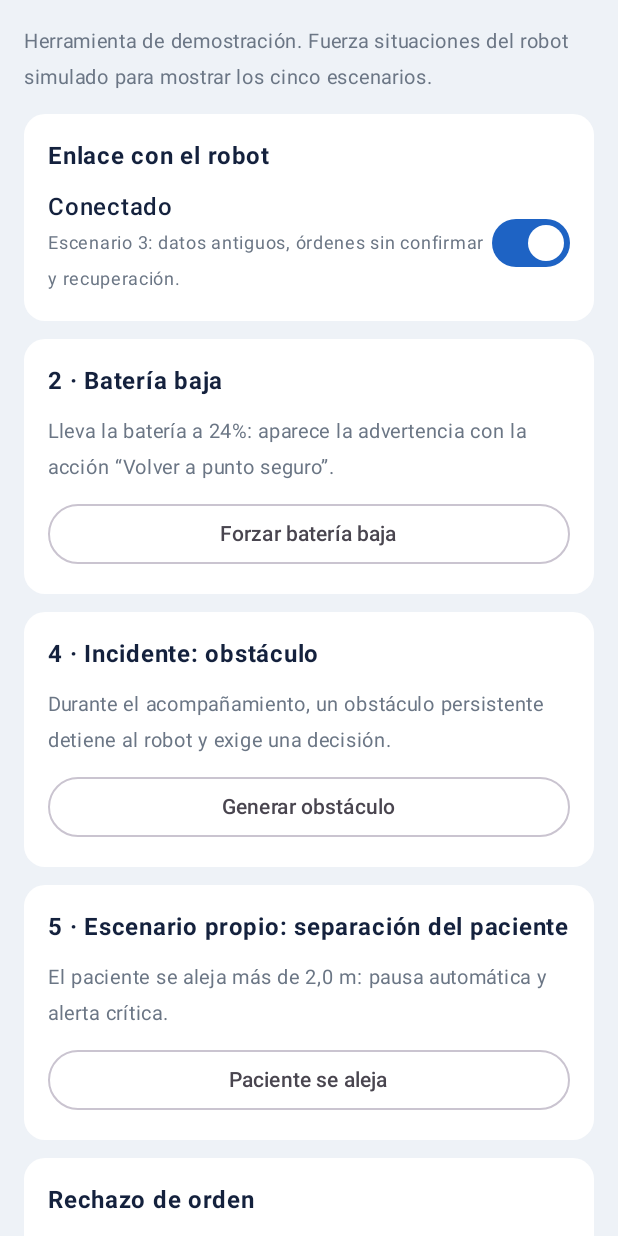
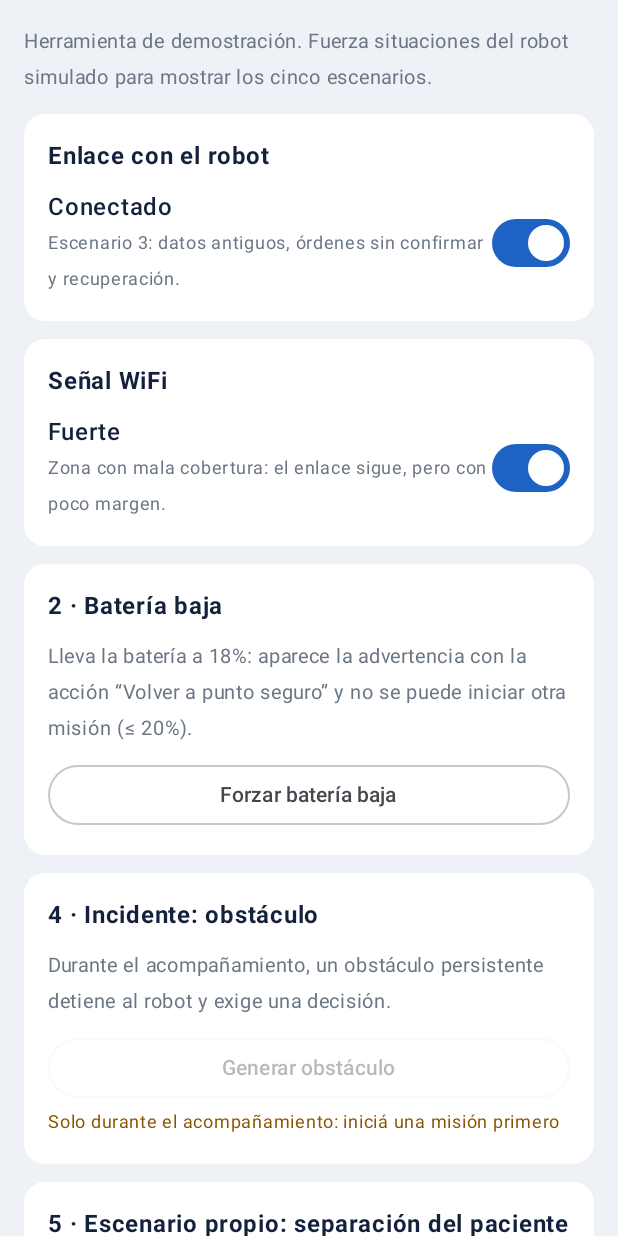
Before and after one commit to Mkrivitzki02/Tpo_desa1, an Android app built with Jetpack Compose: the composable SimulatorScreen shown on its own in the app's theme, after a tap on "Forzar batería baja", on a phone screen of 412 x 824 dp. Run offline under Robolectric (Android 15) with nearby library versions, the phone set to English and light mode, and no system bars; our stand-ins replace Room's generated code.

Commit message:
App: ajustes finales, bugs de navegación y escenarios
- Batería baja forzada a 18%: muestra el aviso y el bloqueo de inicio (≤ 20%).
- Reanudar bloqueado con alerta crítica sin reconocer; desbloqueo confirmado tras parada operativa.
- Simulador: falla del sistema de voz, señal WiFi débil y botones de incidente
  deshabilitados fuera del acompañamiento.
- Navegación: Panel desde el Simulador y Simulador que quedaba atrapado en una pestaña.
- Título de la barra superior cortado; textos RoboAssist y G1-02 sin "reparto".
- DateTimeFormatter creado una sola vez.
- Contrato JSON con valores de conectividad y voz; README actualizado; 3 tests nuevos.

Co-Authored-By: Claude Opus 5.5 <noreply@anthropic.com>

```diff
--- a/app/src/main/java/com/uade/hmig1/data/RobotRepository.kt
+++ b/app/src/main/java/com/uade/hmig1/data/RobotRepository.kt
@@ -48,5 +48,7 @@ interface SimulationControls {
     fun forceBatteryLow()
     fun triggerObstacle()
     fun patientWalksAway()
+    fun setVoiceFault(fault: Boolean)
+    fun setWeakSignal(weak: Boolean)
     fun reset()
 }
--- a/app/src/main/java/com/uade/hmig1/data/SimulatedRobotRepository.kt
+++ b/app/src/main/java/com/uade/hmig1/data/SimulatedRobotRepository.kt
@@ -37,7 +37,7 @@ class SimulatedRobotRepository(
 
     override val robots = listOf(
         RobotSummary("G1-01", "Asistente de planta", "Sector B · Base de carga", 78, RobotAvailability.AVAILABLE),
-        RobotSummary("G1-02", "Asistente de reparto", "Sector A · Pasillo 2", 64, RobotAvailability.IN_MISSION),
+        RobotSummary("G1-02", "Asistente de guía", "Sector A · Pasillo 2", 64, RobotAvailability.IN_MISSION),
         RobotSummary("G1-03", "Asistente de recepción", "Última conexión 09:12", null, RobotAvailability.OFFLINE),
     )
 
@@ -127,6 +127,8 @@ class SimulatedRobotRepository(
         override fun forceBatteryLow() { scope.launch { simulator.forceBatteryLow() } }
         override fun triggerObstacle() { scope.launch { simulator.triggerObstacle() } }
         override fun patientWalksAway() { scope.launch { simulator.patientWalksAway() } }
+        override fun setVoiceFault(fault: Boolean) { scope.launch { simulator.setVoiceFault(fault) } }
+        override fun setWeakSignal(weak: Boolean) { scope.launch { simulator.setWeakSignal(weak) } }
         override fun reset() {
             scope.launch {
                 simulator.reset()
--- a/app/src/main/java/com/uade/hmig1/data/sim/RobotSimulator.kt
+++ b/app/src/main/java/com/uade/hmig1/data/sim/RobotSimulator.kt
@@ -63,10 +63,17 @@ class RobotSimulator(
         val voice: VoiceStatus = VoiceStatus.INACTIVE,
         val obstacle: Boolean = false,
         val patientDrifting: Boolean = false,
+        val voiceFault: Boolean = false,
+        val weakSignal: Boolean = false,
         val stateBeforePause: OperationalState? = null,
         val pausedReason: String? = null,
         val alerts: List<Alert> = emptyList(),
     )
+
+    companion object {
+        /** Debajo del umbral de aviso (25%) y del mínimo para iniciar (20%). */
+        const val FORCED_LOW_BATTERY = 18.0
+    }
 
     private val mutex = Mutex()
     private var s = SimState()
@@ -280,7 +287,8 @@ class RobotSimulator(
             val a = s.alerts.firstOrNull { it.id == cmd.alertId } ?: return "Alerta inexistente"
             return if (a.status == AlertStatus.ACTIVE) null else "La alerta ya fue reconocida"
         }
-        return CommandRules.disabledReason(cmd.type, telemetryOf(s), stale = false)
+        val unackedCritical = s.alerts.any { it.severity == AlertSeverity.CRITICAL && it.status == AlertStatus.ACTIVE }
+        return CommandRules.disabledReason(cmd.type, telemetryOf(s), stale = false, unackedCritical = unackedCritical)
     }
 
     /** Aplica la orden y devuelve el mensaje de confirmación. */
@@ -361,7 +369,7 @@ class RobotSimulator(
     fun rejectNextCommand() { rejectNext = true }
 
     suspend fun forceBatteryLow() {
-        mutex.withLock { s = updateBatteryAlert(s.copy(battery = 24.0)) }
+        mutex.withLock { s = updateBatteryAlert(s.copy(battery = FORCED_LOW_BATTERY)) }
         emitSnapshot()
     }
 
@@ -371,6 +379,25 @@ class RobotSimulator(
             if (s.state == OperationalState.ACCOMPANYING) { s = s.copy(obstacle = true); true } else false
         }
         return ok
+    }
+
+    /** Señal WiFi débil: el enlace sigue, pero con poco margen (zona con mala cobertura). */
+    suspend fun setWeakSignal(weak: Boolean) {
+        mutex.withLock { s = s.copy(weakSignal = weak) }
+        emitSnapshot()
+    }
+
+    /** Falla del sistema de voz: el robot sigue, pero el paciente no recibe indicaciones habladas. */
+    suspend fun setVoiceFault(fault: Boolean) {
+        mutex.withLock {
+            if (fault != s.voiceFault) {
+                emit(EventType.ALERT, if (fault) "Falla del sistema de voz" else "Sistema de voz restablecido",
+                    if (fault) "Sin indicaciones habladas: el personal debe guiar al paciente." else "Indicaciones habladas disponibles.",
+                    s.mission?.id)
+            }
+            s = s.copy(voiceFault = fault)
+        }
+        emitSnapshot()
     }
 
     /** Escenario propio: el paciente se separa del robot. */
@@ -395,8 +422,12 @@ class RobotSimulator(
 
     private fun telemetryOf(st: SimState) = Telemetry(
         robotId = robotId,
-        connectivity = if (_connected.value) Connectivity.STRONG else Connectivity.DISCONNECTED,
-        wifiDbm = -52 - Random.nextInt(0, 8),
+        connectivity = when {
+            !_connected.value -> Connectivity.DISCONNECTED
+            st.weakSignal -> Connectivity.WEAK
+            else -> Connectivity.STRONG
+        },
+        wifiDbm = if (st.weakSignal) -78 - Random.nextInt(0, 8) else -52 - Random.nextInt(0, 8),
         batteryPct = st.battery,
         state = st.state,
         mission = st.mission,
@@ -412,7 +443,7 @@ class RobotSimulator(
         timestamp = clock(),
         patientDistanceM = st.patientDistance,
         accompaniment = st.accompaniment,
-        voice = st.voice,
+        voice = if (st.voiceFault) VoiceStatus.ERROR else st.voice,
         pausedReason = st.pausedReason,
     )
 
--- a/app/src/main/java/com/uade/hmig1/ui/screens/RobotSelectionScreen.kt
+++ b/app/src/main/java/com/uade/hmig1/ui/screens/RobotSelectionScreen.kt
@@ -44,7 +44,7 @@ fun RobotSelectionScreen(robots: List<RobotSummary>, onSelect: (String) -> Unit)
             .padding(20.dp),
         verticalArrangement = Arrangement.spacedBy(12.dp),
     ) {
-        Text("RoboAsist · Flota", color = HmiColors.Muted, fontSize = 13.sp)
+        Text("RoboAssist · Flota", color = HmiColors.Muted, fontSize = 13.sp)
         Text("Selección de robot", fontWeight = FontWeight.Bold, fontSize = 26.sp)
         Text("Flota hospitalaria · ${robots.size} unidades Unitree G1 (simuladas)", color = HmiColors.Muted, fontSize = 13.sp)
         Spacer(Modifier.height(4.dp))
--- a/app/src/main/java/com/uade/hmig1/ui/screens/SimulatorScreen.kt
+++ b/app/src/main/java/com/uade/hmig1/ui/screens/SimulatorScreen.kt
@@ -17,6 +17,9 @@ import androidx.compose.ui.Modifier
 import androidx.compose.ui.text.font.FontWeight
 import androidx.compose.ui.unit.dp
 import androidx.compose.ui.unit.sp
+import com.uade.hmig1.domain.model.Connectivity
+import com.uade.hmig1.domain.model.OperationalState
+import com.uade.hmig1.domain.model.VoiceStatus
 import com.uade.hmig1.ui.HmiViewModel
 import com.uade.hmig1.ui.HmiUiState
 import com.uade.hmig1.ui.components.SectionCard
@@ -47,13 +50,37 @@ fun SimulatorScreen(state: HmiUiState, vm: HmiViewModel) {
             }
         }
         item {
-            ScenarioCard("2 · Batería baja", "Lleva la batería a 24%: aparece la advertencia con la acción “Volver a punto seguro”.", "Forzar batería baja") { vm.simBatteryLow() }
+            SectionCard(title = "Señal WiFi") {
+                val weak = state.telemetry?.connectivity == Connectivity.WEAK
+                Row(verticalAlignment = Alignment.CenterVertically) {
+                    Column(Modifier.weight(1f)) {
+                        Text(if (weak) "Débil (forzada)" else "Fuerte", fontWeight = FontWeight.SemiBold)
+                        Text("Zona con mala cobertura: el enlace sigue, pero con poco margen.", fontSize = 12.sp, color = HmiColors.Muted)
+                    }
+                    Switch(checked = !weak, onCheckedChange = { vm.simWeakSignal(!it) })
+                }
+            }
         }
         item {
-            ScenarioCard("4 · Incidente: obstáculo", "Durante el acompañamiento, un obstáculo persistente detiene al robot y exige una decisión.", "Generar obstáculo") { vm.simObstacle() }
+            ScenarioCard("2 · Batería baja", "Lleva la batería a 18%: aparece la advertencia con la acción “Volver a punto seguro” y no se puede iniciar otra misión (≤ 20%).", "Forzar batería baja") { vm.simBatteryLow() }
         }
         item {
-            ScenarioCard("5 · Escenario propio: separación del paciente", "El paciente se aleja más de 2,0 m: pausa automática y alerta crítica.", "Paciente se aleja") { vm.simPatientAway() }
+            ScenarioCard("4 · Incidente: obstáculo", "Durante el acompañamiento, un obstáculo persistente detiene al robot y exige una decisión.", "Generar obstáculo", accompanyingHint(state)) { vm.simObstacle() }
+        }
+        item {
+            ScenarioCard("5 · Escenario propio: separación del paciente", "El paciente se aleja más de 2,0 m: pausa automática y alerta crítica.", "Paciente se aleja", accompanyingHint(state)) { vm.simPatientAway() }
+        }
+        item {
+            SectionCard(title = "Sistema de voz") {
+                val fault = state.telemetry?.voice == VoiceStatus.ERROR
+                Row(verticalAlignment = Alignment.CenterVertically) {
+                    Column(Modifier.weight(1f)) {
+                        Text(if (fault) "Con falla (forzada)" else "Funcionando", fontWeight = FontWeight.SemiBold)
+                        Text("Variable propia: muestra el estado Error del canal de voz.", fontSize = 12.sp, color = HmiColors.Muted)
+                    }
+                    Switch(checked = !fault, onCheckedChange = { vm.simVoiceFault(!it) })
+                }
+            }
         }
         item {
             ScenarioCard("Rechazo de orden", "La próxima orden enviada será rechazada por el robot.", "Rechazar próxima orden") { vm.simRejectNext() }
@@ -71,10 +98,18 @@ fun SimulatorScreen(state: HmiUiState, vm: HmiViewModel) {
 }
 
 @Composable
-private fun ScenarioCard(title: String, description: String, action: String, onClick: () -> Unit) {
+private fun ScenarioCard(title: String, description: String, action: String, disabledReason: String? = null, onClick: () -> Unit) {
     SectionCard(title = title) {
         Text(description, fontSize = 13.sp, color = HmiColors.Muted)
         Spacer(Modifier.padding(4.dp))
-        OutlinedButton(onClick = onClick, modifier = Modifier.fillMaxWidth()) { Text(action) }
+        OutlinedButton(onClick = onClick, enabled = disabledReason == null, modifier = Modifier.fillMaxWidth()) { Text(action) }
+        disabledReason?.let { Text(it, fontSize = 12.sp, color = HmiColors.WarningText) }
     }
 }
+
+/** Obstáculo y separación solo tienen sentido mientras el robot acompaña a un paciente. */
+private fun accompanyingHint(state: HmiUiState): String? = when {
+    state.stale -> "Sin conexión con el robot"
+    state.telemetry?.state != OperationalState.ACCOMPANYING -> "Solo durante el acompañamiento: iniciá una misión primero"
+    else -> null
+}
```
Also changed, not shown: app/src/main/java/com/uade/hmig1/domain/CommandRules.kt (+10 -5 lines), app/src/main/java/com/uade/hmig1/ui/HmiApp.kt (+24 -8 lines), app/src/main/java/com/uade/hmig1/ui/HmiViewModel.kt (+7 -1 lines), app/src/main/java/com/uade/hmig1/ui/screens/PanelScreen.kt (+11 -2 lines), app/src/main/java/com/uade/hmig1/ui/theme/Theme.kt (+6 -2 lines), 3 other files.
